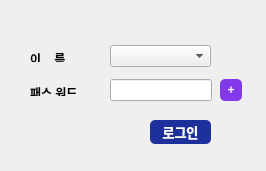
ahns13/model_mng_program, file model_manager/model_login.ui: the form before one commit.
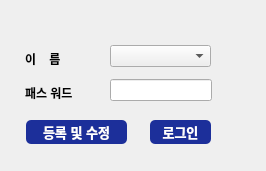
The form after the commit.

Patch:
```diff
--- a/model_manager/model_login.ui
+++ b/model_manager/model_login.ui
@@ -16,10 +16,10 @@
   <widget class="QLabel" name="label_name">
    <property name="geometry">
     <rect>
-     <x>30</x>
+     <x>25</x>
      <y>50</y>
-     <width>56</width>
-     <height>12</height>
+     <width>71</width>
+     <height>16</height>
     </rect>
    </property>
    <property name="text">
@@ -39,10 +39,10 @@
   <widget class="QLabel" name="label_pw">
    <property name="geometry">
     <rect>
-     <x>30</x>
+     <x>25</x>
      <y>84</y>
-     <width>56</width>
-     <height>12</height>
+     <width>71</width>
+     <height>16</height>
     </rect>
    </property>
    <property name="text">
@@ -86,24 +86,25 @@
   <widget class="QPushButton" name="btn_pw">
    <property name="geometry">
     <rect>
-     <x>220</x>
-     <y>79</y>
-     <width>22</width>
-     <height>22</height>
+     <x>26</x>
+     <y>120</y>
+     <width>101</width>
+     <height>24</height>
     </rect>
    </property>
    <property name="cursor">
     <cursorShape>PointingHandCursor</cursorShape>
    </property>
    <property name="styleSheet">
-    <string notr="true">font-weight: bold;
+    <string notr="true">font: 13px;
+font-weight: bold;
+background-color: rgb(28, 47, 154);
 color: white;
-background-color: rgb(131, 56, 236);
 border-radius: 5px;
 cursor: pointer;</string>
    </property>
    <property name="text">
-    <string>+</string>
+    <string>등록 및 수정</string>
    </property>
   </widget>
  </widget>
```
Left out of the diff: 2 changed lines with no effect on the pictures.
